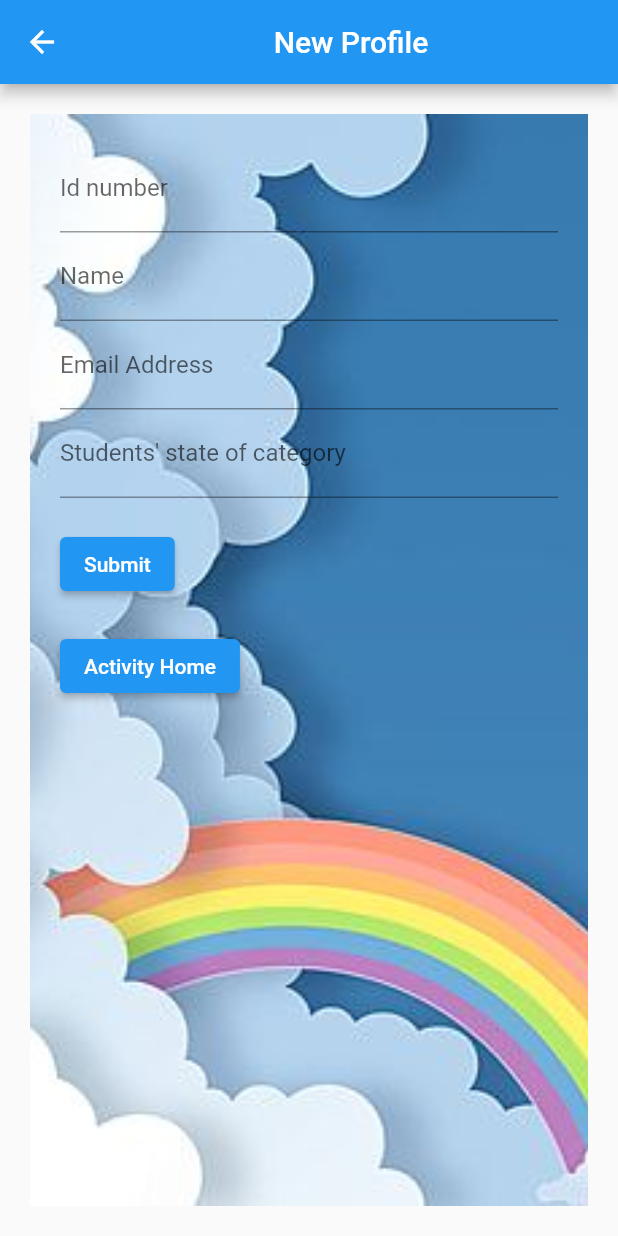
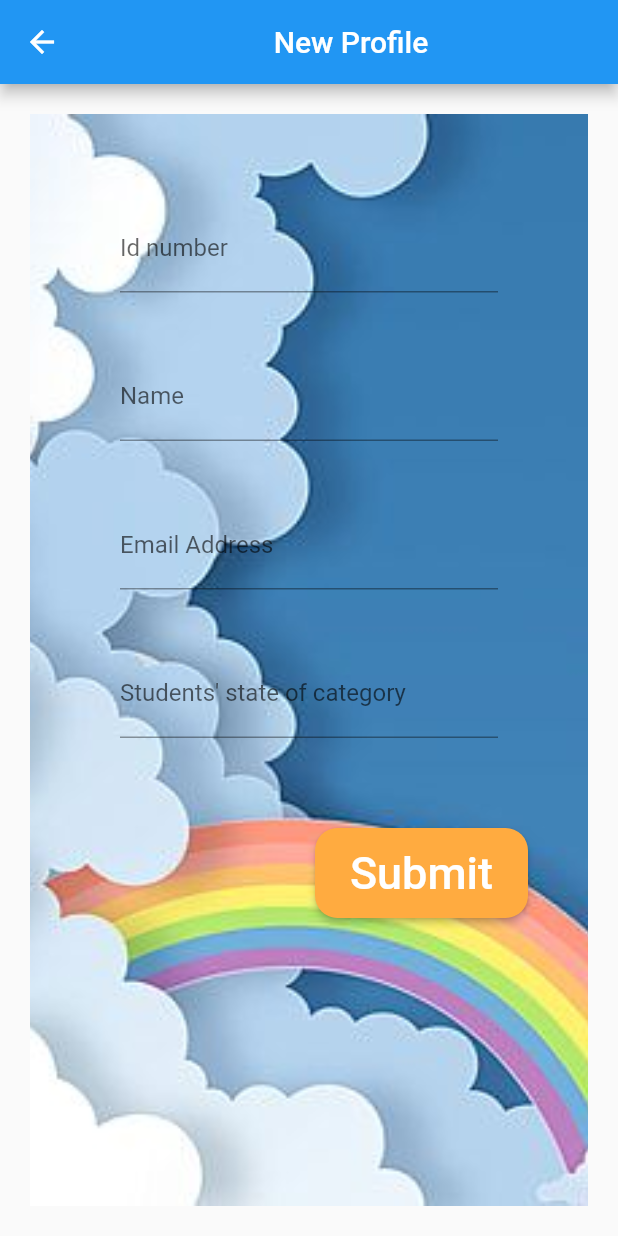
Before and after one commit to RFRanasinghe/desktopCatchMeHigherApplication, a Flutter app: the NewProfile screen opened by its route, on a phone screen of 412 x 824 dp. Run offline on Flutter 3.47's test engine with Material 2 defaults, Android fonts, the phone set to English and light mode, and no system bars; missing offline and left inert: dart:js.

Commit message:
added some styling to buttons in newprofile page

```diff
--- a/lib/newprofile.dart
+++ b/lib/newprofile.dart
@@ -35,13 +35,15 @@ class _NewProfileState extends State<NewProfile> {
             ),
           ),
           child: Padding(
-            padding: EdgeInsets.all(20.0),
+            padding: EdgeInsets.all(40.0),
             child: Form(
               key: _formKey,
               child: Column(
                 crossAxisAlignment: CrossAxisAlignment.start,
                 children: [
-                  TextFormField(
+                  Padding(
+                    padding: const EdgeInsets.all(20.0),
+                    child: TextFormField(
                       decoration: InputDecoration(
                         labelText: 'Id number',
                       ),
@@ -55,7 +57,10 @@ class _NewProfileState extends State<NewProfile> {
                         //_name = value;
                       },
                     ),
-                  TextFormField(
+                  ),
+                  Padding(
+                    padding: const EdgeInsets.all(20.0),
+                    child: TextFormField(
                       decoration: InputDecoration(
                         labelText: 'Name',
                       ),
@@ -67,7 +72,10 @@ class _NewProfileState extends State<NewProfile> {
                       },
                       onSaved: (value) {},
                     ),
-                  TextFormField(
+                  ),
+                  Padding(
+                    padding: const EdgeInsets.all(20.0),
+                    child: TextFormField(
                       decoration: InputDecoration(
                         labelText: 'Email Address',
                       ),
@@ -79,7 +87,10 @@ class _NewProfileState extends State<NewProfile> {
                       },
                       onSaved: (value) {},
                     ),
-                  TextFormField(
+                  ),
+                  Padding(
+                    padding: const EdgeInsets.all(20.0),
+                    child: TextFormField(
                       decoration: InputDecoration(
                         labelText: "Students' state of category",
                       ),
@@ -91,8 +102,15 @@ class _NewProfileState extends State<NewProfile> {
                       },
                       onSaved: (value) {},
                     ),
+                  ),
+                  Column(
+                    mainAxisAlignment: MainAxisAlignment.spaceBetween,
+                    children: <Widget>[
                       Padding(
-                    padding: EdgeInsets.symmetric(vertical: 20.0),
+                        padding: EdgeInsets.only(left: 150.0, top: 40.0),
+                        child: SizedBox(
+                          width: 200,
+                          height: 60,
                           child: ElevatedButton(
                             onPressed: () {
                               //if (_formKey.currentState.validate()) {
@@ -100,14 +118,42 @@ class _NewProfileState extends State<NewProfile> {
                               ///// TODO: submit form data
                               //}
                             },
-                      child: Text("Submit"),
+                            style: ElevatedButton.styleFrom(
+                              backgroundColor: Colors.orangeAccent,
+                              shape: RoundedRectangleBorder(
+                                borderRadius: BorderRadius.circular(15.0),
                               ),
                             ),
-                  ElevatedButton(
+                            child: Text(
+                              "Submit",
+                              style: TextStyle(fontSize: 30),
+                            ),
+                          ),
+                        ),
+                      ),
+                      Padding(
+                        padding: const EdgeInsets.only(left: 1000.0, top: 30.0),
+                        child: SizedBox(
+                          width: 300,
+                          height: 70,
+                          child: ElevatedButton(
                             onPressed: () {
                               Navigator.pushNamed(context, 'activityHome');
                             },
-                    child: Text("Activity Home"),
+                            style: ElevatedButton.styleFrom(
+                              backgroundColor: Colors.green,
+                              shape: RoundedRectangleBorder(
+                                borderRadius: BorderRadius.circular(20.0),
+                              ),
+                            ),
+                            child: Text(
+                              "Activity Home",
+                              style: TextStyle(fontSize: 30),
+                            ),
+                          ),
+                        ),
+                      ),
+                    ],
                   ),
                 ],
               ),
--- a/lib/welcomepage.dart
+++ b/lib/welcomepage.dart
@@ -47,6 +47,7 @@ class _WelcomePageState extends State<WelcomePage> {
                     onPressed: () {
                       Navigator.pushNamed(context, 'newprofile');
                     },
+
                   ),
                 ),
               ),
```
Lines whose indentation alone changed are shown as unchanged.
